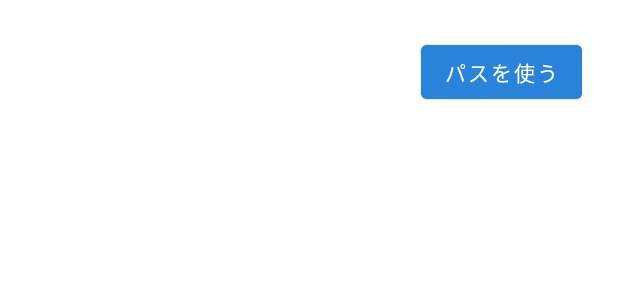
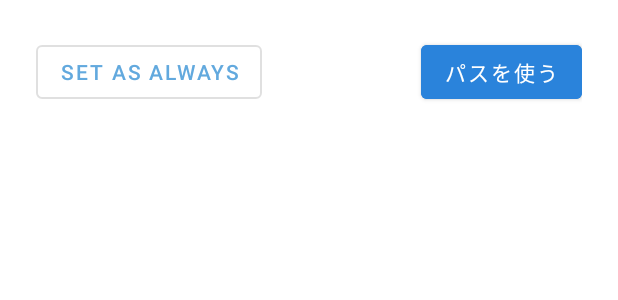
Before and after one commit to YusukeIwaki/always_MyLauncher, an Android app: the layout list_item_shop_action_buttons.xml on its own in the app's theme, with its tools: preview values and no code run, on a phone screen of 412 x 824 dp. Shown: the top 300 px of the screen. Run offline under Robolectric (Android 15) with nearby library versions, the phone set to English and light mode, and no system bars.

Commit message:
初期表示をお気に入り（ALWAYS）のお店にする

```diff
--- a/app/src/main/res/layout/list_item_shop_action_buttons.xml
+++ b/app/src/main/res/layout/list_item_shop_action_buttons.xml
@@ -5,6 +5,14 @@
         android:layout_height="wrap_content"
         android:padding="24dp"
         android:layout_marginBottom="24dp">
+        <com.google.android.material.button.MaterialButton
+            android:id="@+id/always_button"
+            android:layout_width="wrap_content"
+            android:layout_height="wrap_content"
+            android:layout_gravity="start"
+            android:text="set as ALWAYS"
+            style="@style/Widget.MaterialComponents.Button.OutlinedButton" />
+
         <com.google.android.material.button.MaterialButton
             android:id="@+id/browse_button"
             android:layout_width="wrap_content"
```
Also changed, not shown: app/src/main/java/io/github/yusukeiwaki/better_always_drink/shop_list/AlwaysPreference.kt (added, +27 -0 lines), app/src/main/java/io/github/yusukeiwaki/better_always_drink/shop_list/ShopListActivity.kt (+17 -2 lines), app/src/main/java/io/github/yusukeiwaki/better_always_drink/shop_list/detail/ShopDetailActionButtonsItem.kt (+13 -0 lines).
